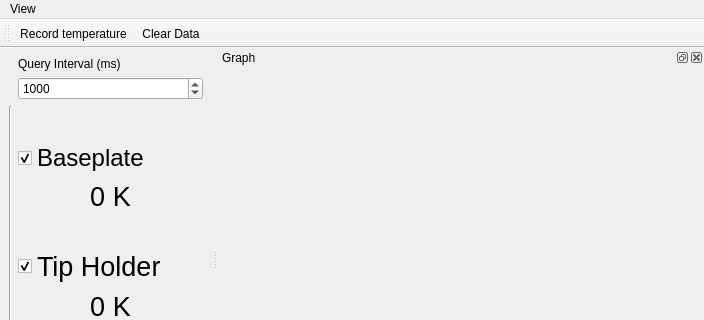
Old version of the form gui/temperature_monitor/ui_temperature_monitor.ui in the repository projecthira/qudi-hira; both pictures show x 0 to 704 and y 0 to 320 of the 704 by 470 pixel window.
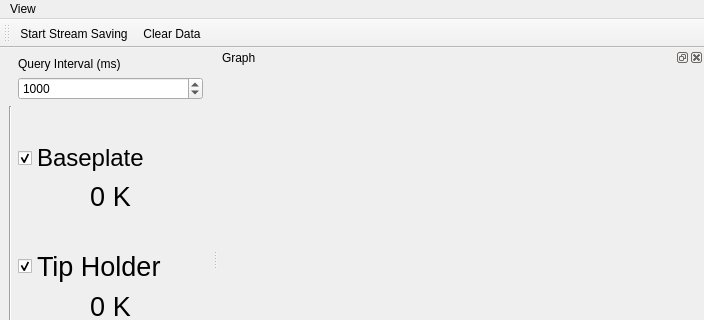
New version of the form. Icons and pictures are not drawn.

Commit message:
Stream saving now in TM.
TM GUI and logic updated to suppoert stream saving.

Patch:
```diff
--- a/gui/temperature_monitor/ui_temperature_monitor.ui
+++ b/gui/temperature_monitor/ui_temperature_monitor.ui
@@ -331,7 +331,7 @@
      <normaloff>../../artwork/icons/qudiTheme/22x22/record-counter.png</normaloff>../../artwork/icons/qudiTheme/22x22/record-counter.png</iconset>
    </property>
    <property name="text">
-    <string>Record temperature</string>
+    <string>Start Stream Saving</string>
    </property>
    <property name="toolTip">
     <string>Save temperature to file</string>
```
The commit also changes 5 other files.
